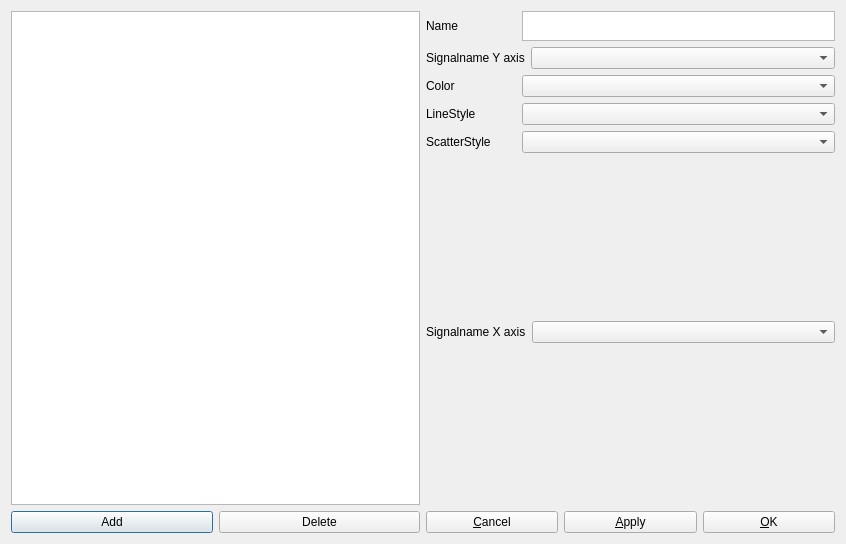
potolog/UDPLogger, file forms/changegraphdialog.ui: the form before one commit.
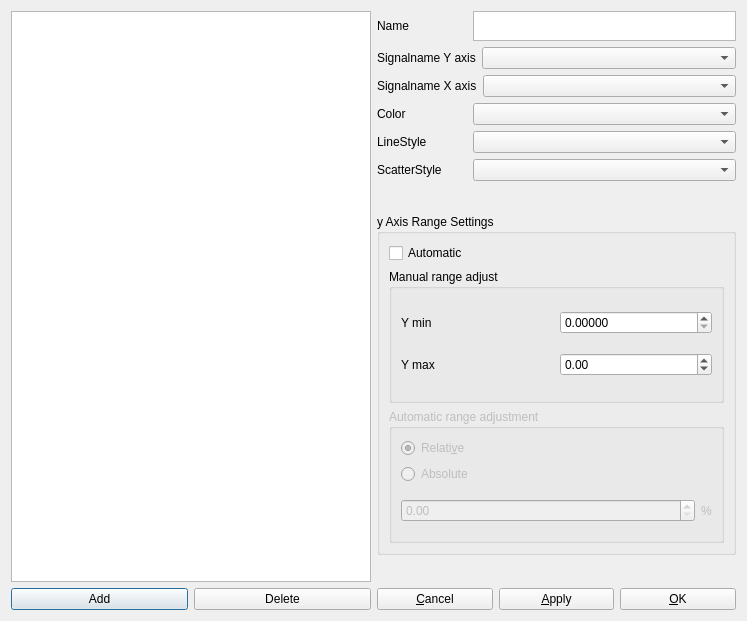
The form after the commit.

Commit message: Adding trigger, store data in own class

Diff of the .ui file:
```diff
--- a/forms/changegraphdialog.ui
+++ b/forms/changegraphdialog.ui
@@ -6,14 +6,14 @@
    <rect>
     <x>0</x>
     <y>0</y>
-    <width>846</width>
-    <height>544</height>
+    <width>747</width>
+    <height>621</height>
    </rect>
   </property>
   <property name="windowTitle">
    <string>Dialog</string>
   </property>
-  <layout class="QHBoxLayout" name="horizontalLayout_9">
+  <layout class="QHBoxLayout" name="horizontalLayout_12">
    <item>
     <layout class="QVBoxLayout" name="verticalLayout">
      <item>
@@ -100,6 +100,26 @@
        </item>
       </layout>
      </item>
+     <item>
+      <layout class="QHBoxLayout" name="horizontalLayout_8">
+       <item>
+        <widget class="QLabel" name="label_6">
+         <property name="sizePolicy">
+          <sizepolicy hsizetype="Fixed" vsizetype="Preferred">
+           <horstretch>0</horstretch>
+           <verstretch>0</verstretch>
+          </sizepolicy>
+         </property>
+         <property name="text">
+          <string>Signalname X axis</string>
+         </property>
+        </widget>
+       </item>
+       <item>
+        <widget class="QComboBox" name="combo_signalname_xaxis"/>
+       </item>
+      </layout>
+     </item>
      <item>
       <layout class="QHBoxLayout" name="horizontalLayout_6">
        <item>
@@ -180,24 +200,124 @@
       </spacer>
      </item>
      <item>
-      <layout class="QHBoxLayout" name="horizontalLayout_8">
-       <item>
-        <widget class="QLabel" name="label_6">
-         <property name="sizePolicy">
-          <sizepolicy hsizetype="Fixed" vsizetype="Preferred">
-           <horstretch>0</horstretch>
-           <verstretch>0</verstretch>
-          </sizepolicy>
-         </property>
-         <property name="text">
-          <string>Signalname X axis</string>
-         </property>
-        </widget>
-       </item>
-       <item>
-        <widget class="QComboBox" name="combo_signalname_xaxis"/>
-       </item>
-      </layout>
+      <widget class="QGroupBox" name="groupBox">
+       <property name="minimumSize">
+        <size>
+         <width>354</width>
+         <height>341</height>
+        </size>
+       </property>
+       <property name="title">
+        <string>y Axis Range Settings</string>
+       </property>
+       <layout class="QVBoxLayout" name="verticalLayout_4">
+        <item>
+         <widget class="QCheckBox" name="checkBox">
+          <property name="text">
+           <string>Automatic</string>
+          </property>
+         </widget>
+        </item>
+        <item>
+         <widget class="QGroupBox" name="groupBox_2">
+          <property name="title">
+           <string>Manual range adjust</string>
+          </property>
+          <layout class="QVBoxLayout" name="verticalLayout_5">
+           <item>
+            <layout class="QHBoxLayout" name="horizontalLayout_10">
+             <item>
+              <widget class="QLabel" name="label_8">
+               <property name="text">
+                <string>Y min</string>
+               </property>
+              </widget>
+             </item>
+             <item>
+              <widget class="QDoubleSpinBox" name="spinbox_y_min">
+               <property name="decimals">
+                <number>5</number>
+               </property>
+              </widget>
+             </item>
+            </layout>
+           </item>
+           <item>
+            <layout class="QHBoxLayout" name="horizontalLayout_11">
+             <item>
+              <widget class="QLabel" name="label_9">
+               <property name="text">
+                <string>Y max</string>
+               </property>
+              </widget>
+             </item>
+             <item>
+              <widget class="QDoubleSpinBox" name="spinbox_y_max">
+               <property name="minimum">
+                <double>-1.000000000000000</double>
+               </property>
+              </widget>
+             </item>
+            </layout>
+           </item>
+          </layout>
+         </widget>
+        </item>
+        <item>
+         <widget class="QGroupBox" name="groupBox_3">
+          <property name="enabled">
+           <bool>false</bool>
+          </property>
+          <property name="title">
+           <string>Automatic range adjustment</string>
+          </property>
+          <layout class="QVBoxLayout" name="verticalLayout_6">
+           <item>
+            <layout class="QVBoxLayout" name="verticalLayout_3">
+             <item>
+              <widget class="QRadioButton" name="radioButton">
+               <property name="text">
+                <string>Relati&amp;ve</string>
+               </property>
+               <property name="checked">
+                <bool>true</bool>
+               </property>
+              </widget>
+             </item>
+             <item>
+              <widget class="QRadioButton" name="radioButton_2">
+               <property name="text">
+                <string>Absolute</string>
+               </property>
+              </widget>
+             </item>
+             <item>
+              <layout class="QHBoxLayout" name="horizontalLayout_9">
+               <item>
+                <widget class="QDoubleSpinBox" name="spinbox_range_adjustment"/>
+               </item>
+               <item>
+                <widget class="QLabel" name="label_7">
+                 <property name="sizePolicy">
+                  <sizepolicy hsizetype="Fixed" vsizetype="Preferred">
+                   <horstretch>0</horstretch>
+                   <verstretch>0</verstretch>
+                  </sizepolicy>
+                 </property>
+                 <property name="text">
+                  <string>%</string>
+                 </property>
+                </widget>
+               </item>
+              </layout>
+             </item>
+            </layout>
+           </item>
+          </layout>
+         </widget>
+        </item>
+       </layout>
+      </widget>
      </item>
      <item>
       <spacer name="verticalSpacer">
```
Left out of the diff: 67 changed lines with no effect on the pictures. The commit also changes 27 other files.
